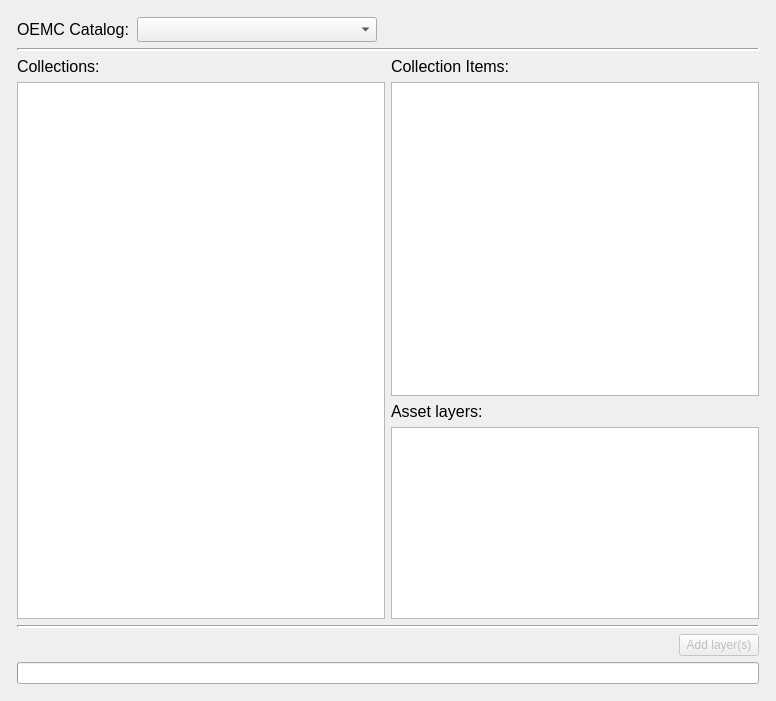
Open-Earth-Monitor/oemc-qgis-plugin, file oemc_plugin_dialog_base.ui: the form before one commit.
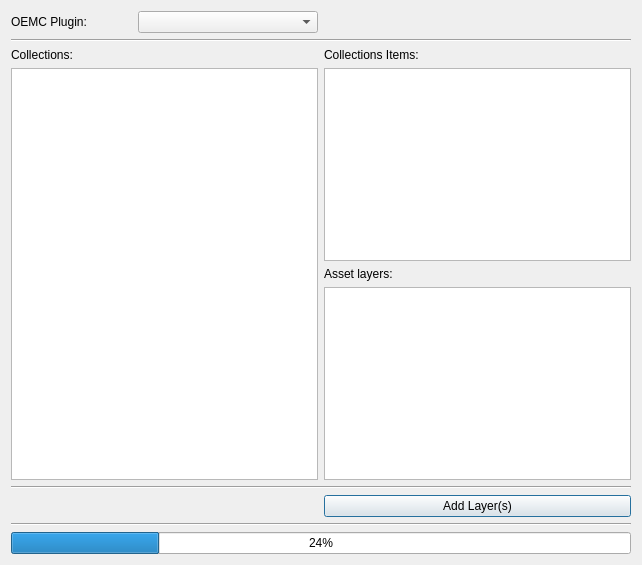
The form after the commit.

Commit message: fixing the ui for older qt releases

```diff
--- a/oemc_plugin_dialog_base.ui
+++ b/oemc_plugin_dialog_base.ui
@@ -6,116 +6,63 @@
    <rect>
     <x>0</x>
     <y>0</y>
-    <width>776</width>
-    <height>701</height>
+    <width>638</width>
+    <height>565</height>
    </rect>
   </property>
-  <property name="sizePolicy">
-   <sizepolicy hsizetype="Fixed" vsizetype="Preferred">
-    <horstretch>0</horstretch>
-    <verstretch>0</verstretch>
-   </sizepolicy>
-  </property>
   <property name="windowTitle">
    <string>Oemc Plugin</string>
   </property>
   <layout class="QGridLayout" name="gridLayout_3">
    <item row="0" column="0">
-    <layout class="QGridLayout" name="gridLayout_2" rowstretch="0,0,0,0,0,0">
-     <property name="leftMargin">
-      <number>6</number>
-     </property>
-     <property name="topMargin">
-      <number>6</number>
-     </property>
-     <property name="rightMargin">
-      <number>6</number>
-     </property>
-     <property name="bottomMargin">
-      <number>6</number>
-     </property>
-     <item row="5" column="0">
-      <widget class="QProgressBar" name="progressBar">
-       <property name="maximumSize">
+    <layout class="QHBoxLayout" name="horizontalLayout">
+     <item>
+      <widget class="QLabel" name="label">
+       <property name="minimumSize">
+        <size>
+         <width>120</width>
+         <height>0</height>
+        </size>
+       </property>
+       <property name="text">
+        <string>OEMC Plugin:</string>
+       </property>
+      </widget>
+     </item>
+     <item>
+      <widget class="QComboBox" name="listCatalog">
+       <property name="minimumSize">
         <size>
-         <width>16777215</width>
-         <height>30</height>
+         <width>180</width>
+         <height>0</height>
         </size>
        </property>
-       <property name="value">
-        <number>0</number>
-       </property>
-       <property name="textVisible">
-        <bool>false</bool>
-       </property>
       </widget>
      </item>
-     <item row="1" column="0">
+    </layout>
+   </item>
+   <item row="1" column="0" colspan="2">
       <widget class="Line" name="line_2">
        <property name="minimumSize">
         <size>
-         <width>0</width>
+       <width>620</width>
          <height>0</height>
         </size>
        </property>
-       <property name="lineWidth">
-        <number>2</number>
-       </property>
        <property name="orientation">
         <enum>Qt::Horizontal</enum>
        </property>
       </widget>
      </item>
-     <item row="4" column="0">
-      <layout class="QHBoxLayout" name="horizontalLayout_2">
-       <item>
-        <spacer name="horizontalSpacer_2">
-         <property name="orientation">
-          <enum>Qt::Horizontal</enum>
-         </property>
-         <property name="sizeType">
-          <enum>QSizePolicy::Expanding</enum>
-         </property>
-         <property name="sizeHint" stdset="0">
-          <size>
-           <width>306</width>
-           <height>20</height>
-          </size>
-         </property>
-        </spacer>
-       </item>
-       <item>
-        <widget class="QPushButton" name="addLayers">
-         <property name="enabled">
-          <bool>false</bool>
-         </property>
-         <property name="sizePolicy">
-          <sizepolicy hsizetype="Fixed" vsizetype="Fixed">
-           <horstretch>0</horstretch>
-           <verstretch>0</verstretch>
-          </sizepolicy>
-         </property>
-         <property name="text">
-          <string>Add layer(s)</string>
-         </property>
-        </widget>
-       </item>
-      </layout>
-     </item>
      <item row="2" column="0">
-      <layout class="QHBoxLayout" name="horizontalLayout_3">
-       <item>
         <layout class="QVBoxLayout" name="verticalLayout">
-         <property name="sizeConstraint">
-          <enum>QLayout::SetFixedSize</enum>
-         </property>
          <item>
-          <widget class="QLabel" name="label_3">
-           <property name="font">
-            <font>
-             <family>Ubuntu</family>
-             <pointsize>12</pointsize>
-            </font>
+      <widget class="QLabel" name="label_2">
+       <property name="minimumSize">
+        <size>
+         <width>120</width>
+         <height>0</height>
+        </size>
            </property>
            <property name="text">
             <string>Collections:</string>
@@ -127,36 +74,25 @@
            <property name="minimumSize">
             <size>
              <width>300</width>
-             <height>0</height>
-            </size>
-           </property>
-           <property name="maximumSize">
-            <size>
-             <width>16777215</width>
-             <height>16777215</height>
+         <height>400</height>
             </size>
            </property>
           </widget>
          </item>
         </layout>
        </item>
-       <item>
-        <layout class="QVBoxLayout" name="verticalLayout_4">
-         <property name="sizeConstraint">
-          <enum>QLayout::SetFixedSize</enum>
-         </property>
-         <item>
+   <item row="2" column="1">
           <layout class="QVBoxLayout" name="verticalLayout_2">
            <item>
-            <widget class="QLabel" name="label_2">
-             <property name="font">
-              <font>
-               <family>Ubuntu</family>
-               <pointsize>12</pointsize>
-              </font>
+      <widget class="QLabel" name="label_3">
+       <property name="minimumSize">
+        <size>
+         <width>120</width>
+         <height>0</height>
+        </size>
              </property>
              <property name="text">
-              <string>Collection Items:</string>
+        <string>Collections Items:</string>
              </property>
             </widget>
            </item>
@@ -165,155 +101,87 @@
              <property name="minimumSize">
               <size>
                <width>300</width>
-               <height>300</height>
-              </size>
-             </property>
-             <property name="maximumSize">
-              <size>
-               <width>16777215</width>
-               <height>16777215</height>
+         <height>180</height>
               </size>
              </property>
             </widget>
            </item>
            <item>
-            <layout class="QVBoxLayout" name="verticalLayout_3">
-             <property name="sizeConstraint">
-              <enum>QLayout::SetDefaultConstraint</enum>
-             </property>
-             <item>
-              <widget class="QLabel" name="label_5">
-               <property name="font">
-                <font>
-                 <family>Ubuntu</family>
-                 <pointsize>12</pointsize>
-                </font>
+      <widget class="QLabel" name="label_4">
+       <property name="minimumSize">
+        <size>
+         <width>120</width>
+         <height>0</height>
+        </size>
                </property>
                <property name="text">
                 <string>Asset layers:</string>
                </property>
               </widget>
              </item>
-            </layout>
-           </item>
            <item>
             <widget class="QListWidget" name="listAssets">
-             <property name="sizePolicy">
-              <sizepolicy hsizetype="Expanding" vsizetype="Fixed">
-               <horstretch>0</horstretch>
-               <verstretch>0</verstretch>
-              </sizepolicy>
-             </property>
              <property name="minimumSize">
               <size>
                <width>300</width>
-               <height>150</height>
-              </size>
-             </property>
-             <property name="maximumSize">
+         <height>180</height>
+        </size>
+       </property>
+      </widget>
+     </item>
+    </layout>
+   </item>
+   <item row="3" column="0" colspan="2">
+    <widget class="Line" name="line_3">
+     <property name="minimumSize">
               <size>
-               <width>16777215</width>
-               <height>16777215</height>
-              </size>
-             </property>
-            </widget>
-           </item>
-          </layout>
-         </item>
-        </layout>
-       </item>
-      </layout>
-     </item>
-     <item row="3" column="0">
+       <width>620</width>
+       <height>0</height>
+      </size>
+     </property>
+     <property name="orientation">
+      <enum>Qt::Horizontal</enum>
+     </property>
+    </widget>
+   </item>
+   <item row="4" column="1">
+    <widget class="QPushButton" name="addLayers">
+     <property name="minimumSize">
+      <size>
+       <width>100</width>
+       <height>0</height>
+      </size>
+     </property>
+     <property name="text">
+      <string>Add Layer(s)</string>
+     </property>
+    </widget>
+   </item>
+   <item row="5" column="0" colspan="2">
       <widget class="Line" name="line">
        <property name="minimumSize">
         <size>
-         <width>0</width>
+       <width>620</width>
          <height>0</height>
         </size>
        </property>
-       <property name="lineWidth">
-        <number>2</number>
-       </property>
        <property name="orientation">
         <enum>Qt::Horizontal</enum>
        </property>
       </widget>
      </item>
-     <item row="0" column="0">
-      <layout class="QHBoxLayout" name="horizontalLayout" stretch="0,0,0">
-       <property name="spacing">
-        <number>0</number>
-       </property>
-       <property name="leftMargin">
-        <number>0</number>
-       </property>
-       <property name="rightMargin">
-        <number>10</number>
-       </property>
-       <item>
-        <widget class="QLabel" name="label">
+   <item row="6" column="0" colspan="2">
+    <widget class="QProgressBar" name="progressBar">
          <property name="minimumSize">
           <size>
-           <width>120</width>
+       <width>620</width>
            <height>0</height>
           </size>
          </property>
-         <property name="maximumSize">
-          <size>
-           <width>120</width>
-           <height>25</height>
-          </size>
-         </property>
-         <property name="font">
-          <font>
-           <family>Ubuntu</family>
-           <pointsize>12</pointsize>
-          </font>
-         </property>
-         <property name="text">
-          <string>OEMC Catalog:</string>
-         </property>
-        </widget>
-       </item>
-       <item>
-        <widget class="QComboBox" name="listCatalog">
-         <property name="minimumSize">
-          <size>
-           <width>240</width>
-           <height>25</height>
-          </size>
-         </property>
-         <property name="maximumSize">
-          <size>
-           <width>200</width>
-           <height>25</height>
-          </size>
-         </property>
-         <property name="placeholderText">
-          <string comment="Select a text">0</string>
-         </property>
-        </widget>
-       </item>
-       <item>
-        <spacer name="horizontalSpacer">
-         <property name="orientation">
-          <enum>Qt::Horizontal</enum>
-         </property>
-         <property name="sizeType">
-          <enum>QSizePolicy::Expanding</enum>
-         </property>
-         <property name="sizeHint" stdset="0">
-          <size>
-           <width>375</width>
-           <height>25</height>
-          </size>
-         </property>
-        </spacer>
-       </item>
-      </layout>
-     </item>
-    </layout>
+     <property name="value">
+      <number>24</number>
+     </property>
+    </widget>
    </item>
   </layout>
  </widget>
```
Left out of the diff: 8 changed lines with no effect on the pictures. Lines whose indentation alone changed are shown as unchanged.
